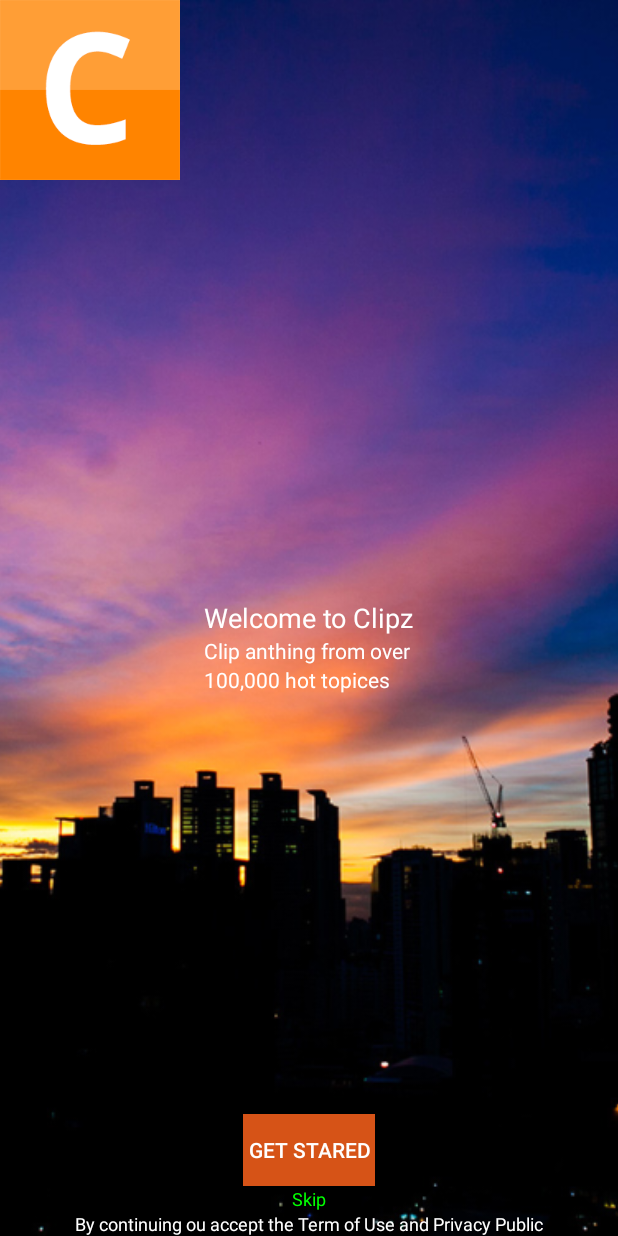
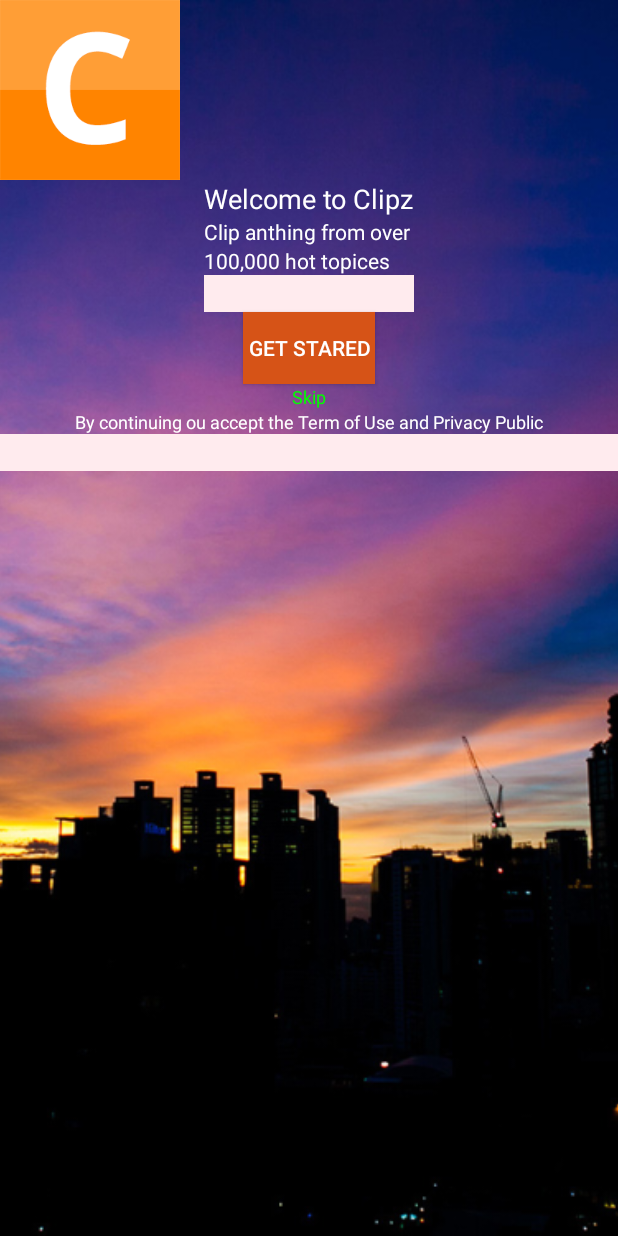
Before and after one commit to kamonwans/ExampleOne, an Android app: the layout welcome.xml on its own in the app's theme, with its tools: preview values and no code run, on a phone screen of 412 x 824 dp. Run offline under Robolectric (Android 15) with nearby library versions, the phone set to English and light mode, and no system bars.

```diff
--- a/app/src/main/AndroidManifest.xml
+++ b/app/src/main/AndroidManifest.xml
@@ -8,7 +8,8 @@
         android:label="@string/app_name"
         android:supportsRtl="true"
         android:theme="@style/AppTheme">
-        <activity android:name=".MainActivity">
+        <activity android:name=".MainActivity"
+            android:windowSoftInputMode="stateHidden|adjustResize">
             <intent-filter>
                 <action android:name="android.intent.action.MAIN" />
                 <category android:name="android.intent.category.LAUNCHER" />
--- a/app/src/main/java/com/example/kamonwan/exampleone/MainActivity.java
+++ b/app/src/main/java/com/example/kamonwan/exampleone/MainActivity.java
@@ -142,6 +142,9 @@ public class MainActivity extends AppCompatActivity implements View.OnClickListe
                 c3.z = 20;
                 intent.putExtra("cParcelable", c3);
                 startActivityForResult(intent,12345);
+                overridePendingTransition(R.anim.fade_in, R.anim.fade_out);
+
+
             }
         });
         viewGroup1 = (CustomViewGroup) findViewById(R.id.ViewGroup1);
--- a/app/src/main/java/com/example/kamonwan/exampleone/SecondActivity.java
+++ b/app/src/main/java/com/example/kamonwan/exampleone/SecondActivity.java
@@ -49,8 +49,14 @@ public class SecondActivity extends AppCompatActivity {
                 returnIntent.putExtra("result", editTextSecond.getText().toString());
                 setResult(RESULT_OK,returnIntent);
                 finish();
+                overridePendingTransition(R.anim.fade_in,R.anim.fade_out);
             }
         });
     }
 
+    @Override
+    public void finish() {
+        super.finish();
+        overridePendingTransition(R.anim.fade_in,R.anim.fade_out);
+    }
 }
--- a/app/src/main/res/layout/welcome.xml
+++ b/app/src/main/res/layout/welcome.xml
@@ -14,6 +14,9 @@
             android:scaleType="centerCrop"
             android:src="@drawable/bg" />
 
+        <ScrollView
+            android:layout_width="match_parent"
+            android:layout_height="match_parent">
             <LinearLayout
                 android:layout_width="match_parent"
                 android:layout_height="match_parent"
@@ -53,6 +56,11 @@
                             android:layout_height="wrap_content"
                             android:text="100,000 hot topices"
                             android:textColor="#ffff" />
+
+                        <EditText
+                            android:layout_width="match_parent"
+                            android:layout_height="wrap_content"
+                            android:background="#FFEBEE" />
                     </LinearLayout>
 
                 </FrameLayout>
@@ -65,18 +73,25 @@
                     android:text="Get Stared" />
 
                 <TextView
+                    style="@style/TextViewStyle.Green"
                     android:layout_width="wrap_content"
                     android:layout_height="wrap_content"
                     android:layout_gravity="center"
-                android:text="Skip"
-                style="@style/TextViewStyle.Green" />
+                    android:text="Skip" />
 
                 <TextView
+                    style="@style/TextViewStyle"
                     android:layout_width="wrap_content"
                     android:layout_height="wrap_content"
                     android:layout_gravity="center"
-                android:text="By continuing ou accept the Term of Use and Privacy Public"
-                style="@style/TextViewStyle" />
+                    android:text="By continuing ou accept the Term of Use and Privacy Public" />
+
+                <EditText
+                    android:layout_width="match_parent"
+                    android:layout_height="wrap_content"
+                    android:background="#FFEBEE" />
             </LinearLayout>
+        </ScrollView>
+
     </RelativeLayout>
 </LinearLayout>
--- a/app/src/main/res/values/styles.xml
+++ b/app/src/main/res/values/styles.xml
@@ -1,7 +1,7 @@
 <resources>
 
     <!-- Base application theme. -->
-    <style name="AppTheme" parent="Theme.AppCompat">
+    <style name="AppTheme" parent="Theme.AppCompat.NoActionBar">
         <!-- Customize your theme here. -->
       <item name="colorPrimary">@color/colorPrimary</item>
         <item name="colorPrimaryDark">@color/colorPrimaryDark</item>
```
Also changed, not shown: app/src/main/res/anim/fade_in.xml (added, +7 -0 lines), app/src/main/res/anim/fade_out.xml (added, +7 -0 lines). Lines whose indentation alone changed are shown as unchanged.
